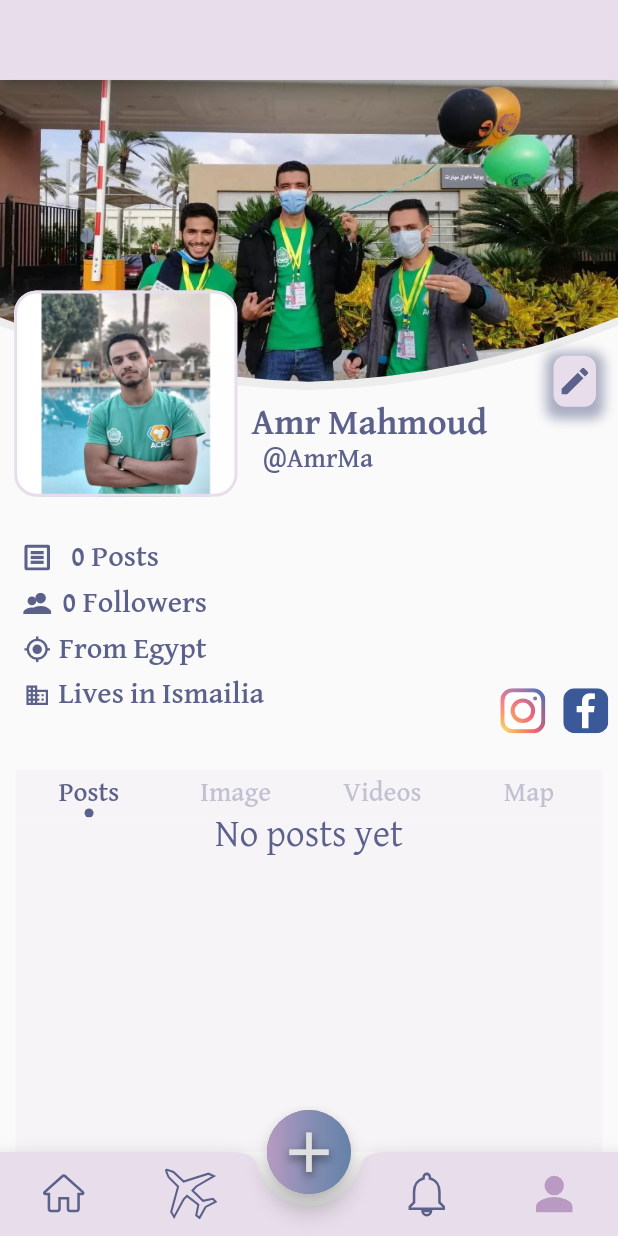
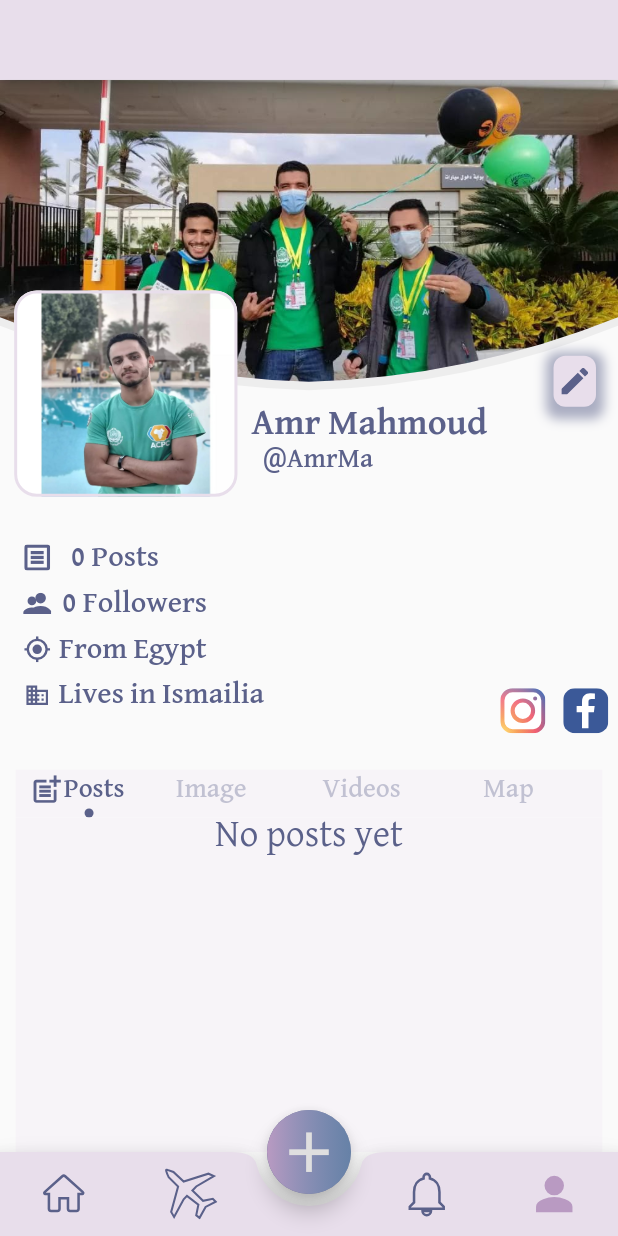
Before and after one commit to Amrmahmoud333/rafiq, a Flutter app: the screen it shows after launch, on a phone screen of 412 x 824 dp. Run offline on Flutter 3.47's test engine with Material 2 defaults, Android fonts, the phone set to English and light mode, and no system bars; drawn by our look-alikes of auto_size_text; our stand-ins replace bloc, device_preview, dio, flutter_bloc, flutter_svg; accounts and stored records are empty.

Commit message:
add icone in tapbar

```diff
--- /dev/null
+++ b/lib/logic/cubit/profile_cubit/profile_cubit.dart
@@ -0,0 +1,33 @@
+import 'package:bloc/bloc.dart';
+import 'package:flutter/material.dart';
+import 'package:rafiq/logic/cubit/profile_cubit/profile_states.dart';
+
+class ProfileCubit extends Cubit<ProfileStates> {
+  ProfileCubit() : super(ProfileIntialState());
+
+  int currenindex = 0;
+  List<String> selectTap = ['Posts', 'Image', 'Videos', 'Map'];
+  List<Icon> selectTapIcon = [
+    const Icon(
+      Icons.post_add_outlined,
+      size: 23,
+    ),
+    const Icon(
+      Icons.image,
+      size: 23,
+    ),
+    const Icon(
+      Icons.videocam_outlined,
+      size: 23,
+    ),
+    const Icon(
+      Icons.map,
+      size: 23,
+    ),
+  ];
+
+  void ChangeIndex(index) {
+    currenindex = index;
+    emit(ProfileChangeIndexlState());
+  }
+}
--- /dev/null
+++ b/lib/logic/cubit/profile_cubit/profile_states.dart
@@ -0,0 +1,5 @@
+abstract class ProfileStates {}
+
+class ProfileIntialState extends ProfileStates {}
+
+class ProfileChangeIndexlState extends ProfileStates {}
--- a/lib/main.dart
+++ b/lib/main.dart
@@ -5,13 +5,14 @@ import 'package:rafiq/data/data_API/authentication/login_API.dart';
 import 'package:rafiq/data/data_API/dio_helper.dart';
 import 'package:rafiq/data/data_API/authentication/register_api.dart';
 import 'package:rafiq/logic/cubit/login_cubit/login_cubit.dart';
+import 'package:rafiq/logic/cubit/profile_cubit/profile_cubit.dart';
 import 'package:rafiq/logic/cubit/register_cubit/register_cubit.dart';
 import 'package:rafiq/theme.dart';
 import 'package:rafiq/views/router/app_router.dart';
 
 void main() {
   DioHelper.init();
-  runApp(DevicePreview(enabled: true, builder: (context) => MyApp()));
+  runApp(DevicePreview(enabled: false, builder: (context) => MyApp()));
 }
 
 class MyApp extends StatelessWidget {
@@ -27,6 +28,9 @@ class MyApp extends StatelessWidget {
         ),
         BlocProvider<LoginCubit>(
           create: (context) => LoginCubit(loginRepo: LoginAPI()),
+        ),
+        BlocProvider<ProfileCubit>(
+          create: (context) => ProfileCubit(),
         ),
       ],
       child: MaterialApp(
--- a/lib/views/profile/widgets/profile_home.dart
+++ b/lib/views/profile/widgets/profile_home.dart
@@ -1,12 +1,18 @@
 import 'package:auto_size_text/auto_size_text.dart';
 import 'package:flutter/material.dart';
+import 'package:flutter_bloc/flutter_bloc.dart';
+import 'package:rafiq/logic/cubit/profile_cubit/profile_cubit.dart';
+import 'package:rafiq/logic/cubit/profile_cubit/profile_states.dart';
 import 'package:rafiq/theme.dart';
+
+import 'package:rafiq/views/profile/widgets/row_tap_data.dart';
 
 class ProfileHome extends StatelessWidget {
   const ProfileHome({Key? key}) : super(key: key);
 
   @override
   Widget build(BuildContext context) {
+    ProfileCubit cubit = BlocProvider.of<ProfileCubit>(context);
     double h(double n) {
       return MediaQuery.of(context).size.height * (n / 851);
     }
@@ -16,7 +22,8 @@ class ProfileHome extends StatelessWidget {
     }
 
     return Expanded(
-      child: Column(
+      child: BlocBuilder<ProfileCubit, ProfileStates>(
+        builder: (context, state) => Column(
           mainAxisAlignment: MainAxisAlignment.start,
           children: [
             SizedBox(
@@ -29,13 +36,44 @@ class ProfileHome extends StatelessWidget {
                   labelPadding: EdgeInsets.only(bottom: h(5)),
                   indicator: Dot(color: const Color(0xff5B618A), radius: 3),
                   labelColor: const Color(0xff5B618A),
-                unselectedLabelColor: const Color(0xff5B618A).withOpacity(0.35),
+                  unselectedLabelColor:
+                      const Color(0xff5B618A).withOpacity(0.35),
                   labelStyle: Theme.of(context).textTheme.headline6,
-                tabs: const [
-                  AutoSizeText('Posts'),
-                  AutoSizeText('Image'),
-                  AutoSizeText('Videos'),
-                  AutoSizeText('Map'),
+                  onTap: (index) {
+                    cubit.ChangeIndex(index);
+                  },
+                  tabs: [
+                    TapRowData(
+                      widget: cubit.selectTap[cubit.currenindex] == 'Posts'
+                          ? cubit.selectTapIcon[cubit.currenindex]
+                          : Container(),
+                      lable: 'Posts',
+                    ),
+                    TapRowData(
+                      widget: cubit.selectTap[cubit.currenindex] == 'Image'
+                          ? cubit.selectTapIcon[cubit.currenindex]
+                          : Container(),
+                      lable: 'Image',
+                    ),
+                    TapRowData(
+                      widget: cubit.selectTap[cubit.currenindex] == 'Videos'
+                          ? cubit.selectTapIcon[cubit.currenindex]
+                          : Container(),
+                      lable: 'Videos',
+                    ),
+                    Row(
+                      children: [
+                        SizedBox(
+                          width: w(9),
+                        ),
+                        TapRowData(
+                          widget: cubit.selectTap[cubit.currenindex] == 'Map'
+                              ? cubit.selectTapIcon[cubit.currenindex]
+                              : Container(),
+                          lable: 'Map',
+                        ),
+                      ],
+                    ),
                   ],
                 ),
               ),
@@ -52,7 +90,8 @@ class ProfileHome extends StatelessWidget {
                         children: [
                           AutoSizeText(
                             'No posts yet',
-                          style: ThemeOfProject.ligthTheme.textTheme.headline4,
+                            style:
+                                ThemeOfProject.ligthTheme.textTheme.headline4,
                           ),
                         ],
                       ),
@@ -60,7 +99,7 @@ class ProfileHome extends StatelessWidget {
                     Column(
                       mainAxisAlignment: MainAxisAlignment.center,
                       children: const [
-                      Text('Images'),
+                        Text('Images.......'),
                       ],
                     ),
                     Column(
@@ -80,6 +119,7 @@ class ProfileHome extends StatelessWidget {
               ),
             ),
           ],
+        ),
       ),
     );
   }
--- /dev/null
+++ b/lib/views/profile/widgets/row_tap_data.dart
@@ -0,0 +1,21 @@
+import 'package:auto_size_text/auto_size_text.dart';
+import 'package:flutter/material.dart';
+
+class TapRowData extends StatelessWidget {
+  const TapRowData({Key? key, required this.lable, this.widget})
+      : super(key: key);
+  final String lable;
+  final Widget? widget;
+  @override
+  Widget build(BuildContext context) {
+    return Row(
+      children: [
+        const SizedBox(
+          width: 9,
+        ),
+        widget ?? Container(),
+        AutoSizeText(lable),
+      ],
+    );
+  }
+}
--- a/lib/views/shared/floation_action_button.dart
+++ b/lib/views/shared/floation_action_button.dart
@@ -24,14 +24,16 @@ class CustomFloationActionButton extends StatelessWidget {
           Icons.add,
           size: 45,
           color: Color.fromARGB(255, 223, 223, 223),
-          shadows: [
+          //TODO errro in shadows
+
+          /* shadows: [
             BoxShadow(
               color: Colors.black54,
               spreadRadius: 5,
               blurRadius: 7,
               offset: Offset(0, 3),
             ),
-          ],
+          ],*/
         ),
         decoration: const BoxDecoration(
             shape: BoxShape.circle,
```
Lines whose indentation alone changed are shown as unchanged.
